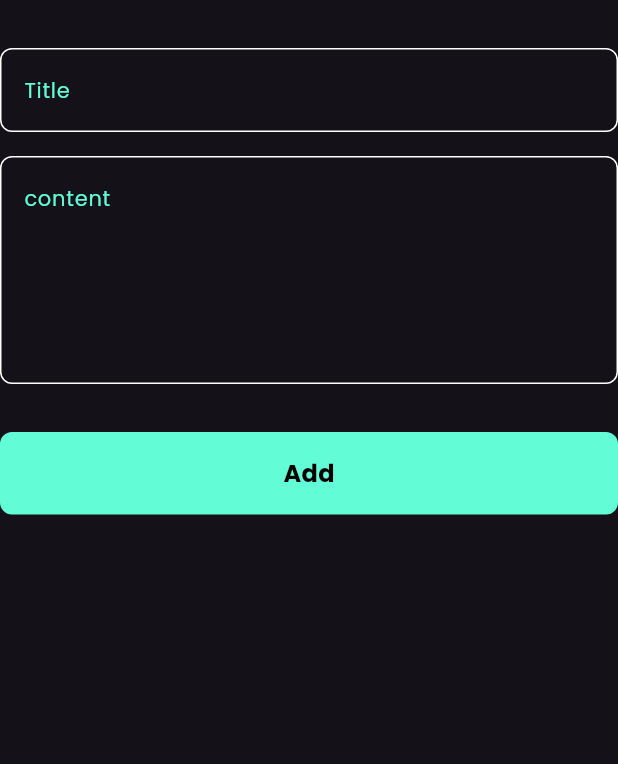
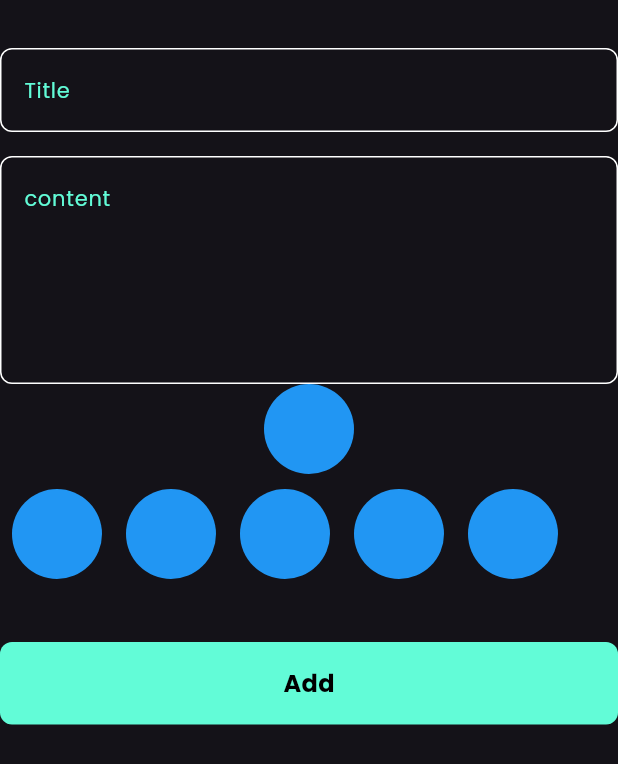
Before and after one commit to AMR5444/Note_App, a Flutter app: what addNoteForm() shows on an empty page, opened directly, on a phone screen of 412 x 824 dp. Shown: the top 764 px of the screen. Run offline on Flutter 3.47's test engine with Material 3 defaults, Android fonts, the phone set to English and light mode, and no system bars; our stand-ins replace flutter_bloc, hive, hive_flutter; accounts and stored records are empty.

Commit message:
Create colors list part one

```diff
--- a/lib/views/Widget/add_note_form_sheet.dart
+++ b/lib/views/Widget/add_note_form_sheet.dart
@@ -5,6 +5,7 @@ import 'package:test/cubits/add_notes_cubit/add_notes_cubit.dart';
 import 'package:test/models/note_model.dart';
 import 'package:test/views/Widget/Custom_Bottom.dart';
 import 'package:test/views/Widget/Custom_Text_feild.dart';
+import 'package:test/views/Widget/colors_ListView.dart';
 
 class addNoteForm extends StatefulWidget {
   var supTitle;
@@ -48,6 +49,8 @@ class _addNoteFormState extends State<addNoteForm> {
             },
             maxLiens: 5,
           ),
+          ColorItem(),
+          ColorsListview(),
           SizedBox(height: 32),
           BlocBuilder<AddNotesCubit, NotesState>(
             builder: (context, state) {
--- /dev/null
+++ b/lib/views/Widget/colors_ListView.dart
@@ -0,0 +1,35 @@
+import 'package:flutter/material.dart';
+import 'package:flutter/widgets.dart';
+
+class ColorsListview extends StatelessWidget {
+  const ColorsListview({super.key});
+
+  @override
+  Widget build(BuildContext context) {
+    return SizedBox(
+      height: 80,
+      child: ListView.builder(
+        itemCount: 5,
+        scrollDirection: Axis.horizontal,
+        itemBuilder: (context, index) {
+          return const Padding(
+            padding: EdgeInsets.symmetric(horizontal: 8.0),
+            child: ColorItem(),
+          );
+        },
+      ),
+    );
+  }
+}
+
+class ColorItem extends StatelessWidget {
+  const ColorItem({super.key});
+
+  @override
+  Widget build(BuildContext context) {
+    return const CircleAvatar(
+      radius: 30,
+      backgroundColor: Colors.blue,
+    );
+  }
+}
```
